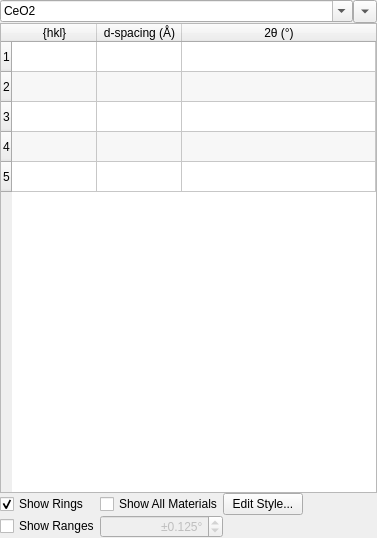
Old version of the form hexrd/ui/resources/ui/materials_panel.ui in the repository HEXRD/hexrdgui.
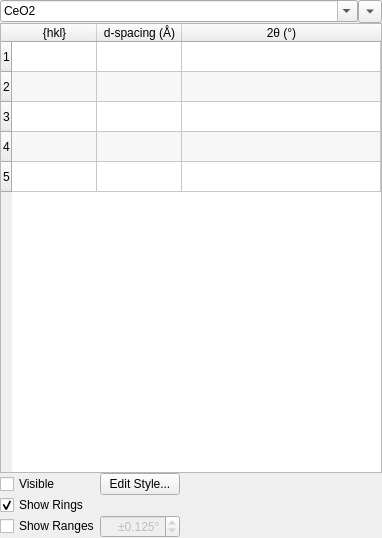
New version of the form.

Commit message: Add ability to modify material visibilities

What changed in the file:
```diff
--- a/hexrd/ui/resources/ui/materials_panel.ui
+++ b/hexrd/ui/resources/ui/materials_panel.ui
@@ -6,7 +6,7 @@
    <rect>
     <x>0</x>
     <y>0</y>
-    <width>377</width>
+    <width>382</width>
     <height>538</height>
    </rect>
   </property>
@@ -167,7 +167,7 @@
    </item>
    <item>
     <layout class="QGridLayout" name="gridLayout">
-     <item row="1" column="5">
+     <item row="3" column="5">
       <spacer name="horizontalSpacer">
        <property name="orientation">
         <enum>Qt::Horizontal</enum>
@@ -180,7 +180,7 @@
        </property>
       </spacer>
      </item>
-     <item row="1" column="0">
+     <item row="3" column="0">
       <widget class="QCheckBox" name="show_ranges">
        <property name="toolTip">
         <string>&lt;html&gt;&lt;head/&gt;&lt;body&gt;&lt;p&gt;show 2θ ranges for the selected HKLs for the active material&lt;/p&gt;&lt;/body&gt;&lt;/html&gt;</string>
@@ -190,7 +190,7 @@
        </property>
       </widget>
      </item>
-     <item row="0" column="0">
+     <item row="1" column="0">
       <widget class="QCheckBox" name="show_rings">
        <property name="toolTip">
         <string>&lt;html&gt;&lt;head/&gt;&lt;body&gt;&lt;p&gt;show powder rings for the selected HKLs for the active material&lt;/p&gt;&lt;/body&gt;&lt;/html&gt;</string>
@@ -203,24 +203,7 @@
        </property>
       </widget>
      </item>
-     <item row="0" column="2">
-      <widget class="QPushButton" name="edit_style_button">
-       <property name="text">
-        <string>Edit Style...</string>
-       </property>
-      </widget>
-     </item>
-     <item row="0" column="1">
-      <widget class="QCheckBox" name="show_all_materials">
-       <property name="toolTip">
-        <string>&lt;html&gt;&lt;head/&gt;&lt;body&gt;&lt;p&gt;This will show overlays for all materials in hexrd. The styles of the overlays may be edited for each material by selecting it and clicking &amp;quot;Edit Styles...&amp;quot;&lt;/p&gt;&lt;/body&gt;&lt;/html&gt;</string>
-       </property>
-       <property name="text">
-        <string>Show All Materials</string>
-       </property>
-      </widget>
-     </item>
-     <item row="1" column="1">
+     <item row="3" column="1">
       <widget class="QDoubleSpinBox" name="tth_ranges">
        <property name="enabled">
         <bool>false</bool>
@@ -254,6 +237,20 @@
        </property>
       </widget>
      </item>
+     <item row="0" column="0">
+      <widget class="QCheckBox" name="material_visible">
+       <property name="text">
+        <string>Visible</string>
+       </property>
+      </widget>
+     </item>
+     <item row="0" column="1">
+      <widget class="QPushButton" name="edit_style_button">
+       <property name="text">
+        <string>Edit Style...</string>
+       </property>
+      </widget>
+     </item>
     </layout>
    </item>
   </layout>
```
Left out of the diff: 4 changed lines with no effect on the pictures. The commit also changes 5 other files.
